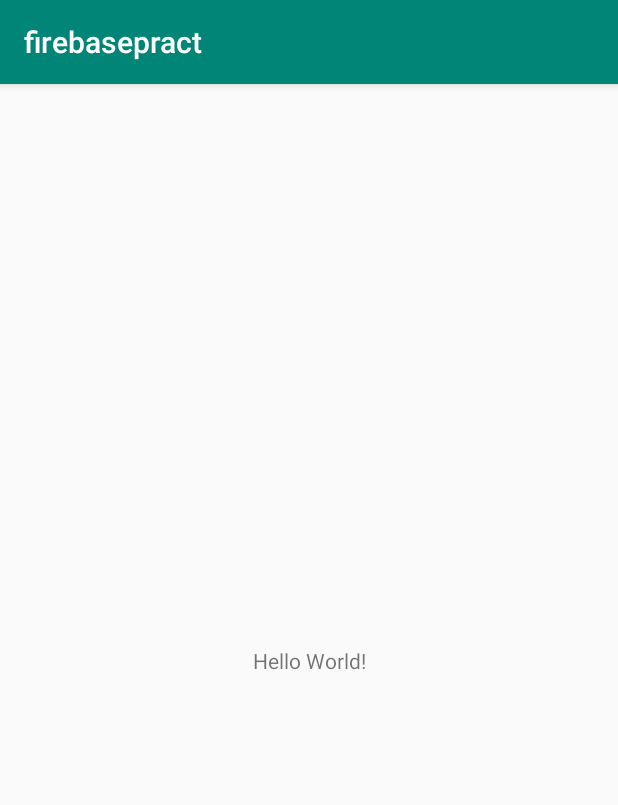
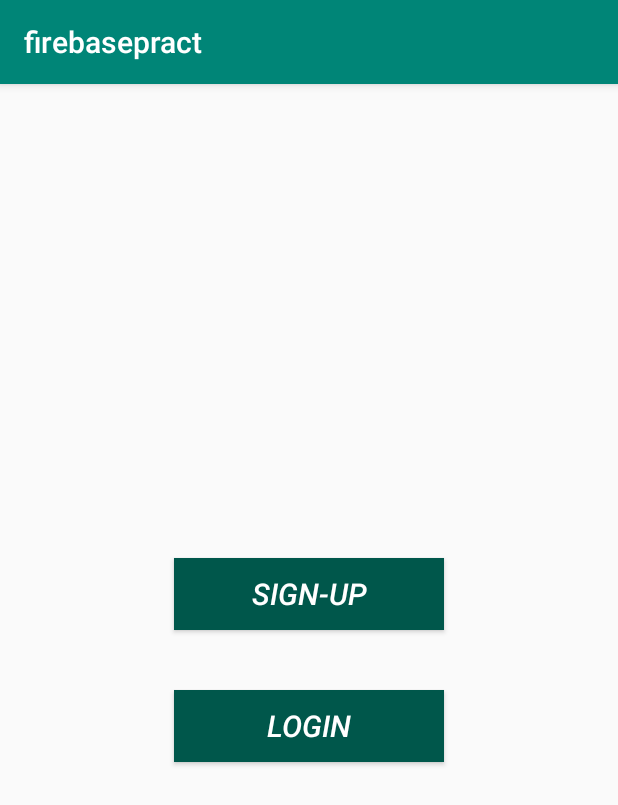
Before and after one commit to yashpatel024/Android-practicals, an Android app: the screen it shows after launch (MainActivity), on a phone screen of 412 x 824 dp. Shown: the top 805 px of the screen. Run offline under Robolectric (Android 15) with nearby library versions, the phone set to English and light mode, and no system bars.

Commit message:
updated signin and signup-1

```diff
--- a/firebasepract/app/src/main/res/layout/activity_main.xml
+++ b/firebasepract/app/src/main/res/layout/activity_main.xml
@@ -1,18 +1,38 @@
 <?xml version="1.0" encoding="utf-8"?>
-<android.support.constraint.ConstraintLayout xmlns:android="http://schemas.android.com/apk/res/android"
-    xmlns:app="http://schemas.android.com/apk/res-auto"
+<LinearLayout xmlns:android="http://schemas.android.com/apk/res/android"
     xmlns:tools="http://schemas.android.com/tools"
     android:layout_width="match_parent"
     android:layout_height="match_parent"
-    tools:context=".MainActivity">
+    tools:context=".MainActivity"
+    android:layout_gravity="center"
+    android:orientation="vertical"
+    android:gravity="center"
+        >
 
-    <TextView
-        android:layout_width="wrap_content"
+    <Button
+        android:id="@+id/signup"
+        android:layout_width="180dp"
         android:layout_height="wrap_content"
-        android:text="Hello World!"
-        app:layout_constraintBottom_toBottomOf="parent"
-        app:layout_constraintLeft_toLeftOf="parent"
-        app:layout_constraintRight_toRightOf="parent"
-        app:layout_constraintTop_toTopOf="parent" />
+        android:text="Sign-up"
+        android:textColor="@android:color/white"
+        tools:ignore="MissingConstraints"
+        android:textSize="20dp"
+        android:layout_marginBottom="20dp"
+        android:textStyle="italic"
+        android:background="@color/colorPrimaryDark"
+        />
 
-</android.support.constraint.ConstraintLayout>
+    <Button
+        android:layout_marginTop="20dp"
+        android:id="@+id/login"
+        android:layout_width="180dp"
+        android:layout_height="wrap_content"
+        android:text="Login"
+        android:textSize="20dp"
+        android:textStyle="italic"
+        android:textColor="@android:color/white"
+        tools:ignore="MissingConstraints"
+        tools:layout_editor_absoluteX="29dp"
+        tools:layout_editor_absoluteY="341dp"
+        android:background="@color/colorPrimaryDark"/>
+</LinearLayout>
```
